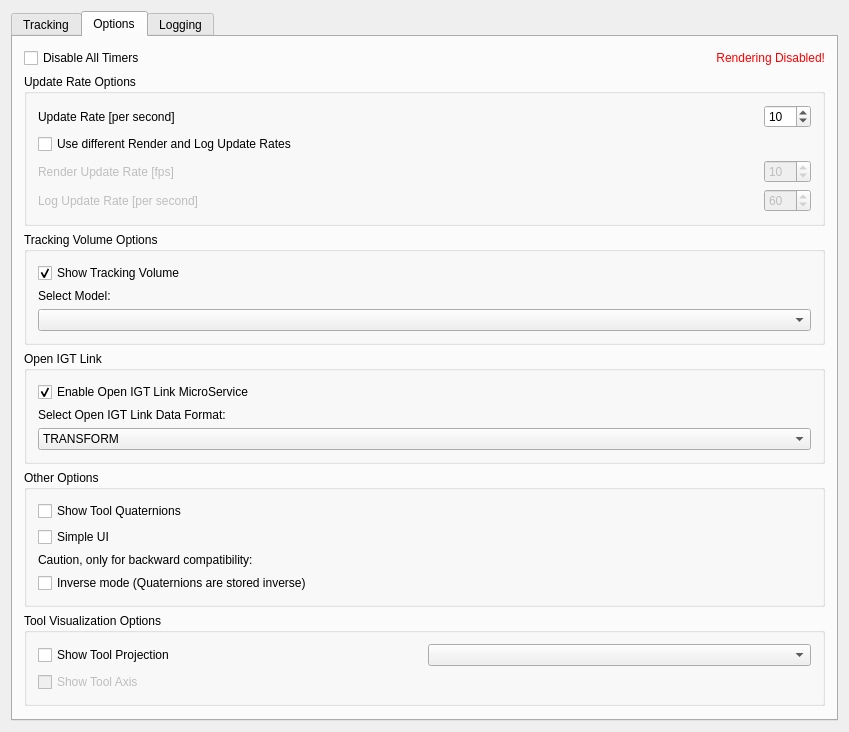
Qt form Plugins/org.mitk.gui.qt.igttracking/src/internal/QmitkMITKIGTTrackingToolboxViewControls.ui (MITK/MITK) before a commit.
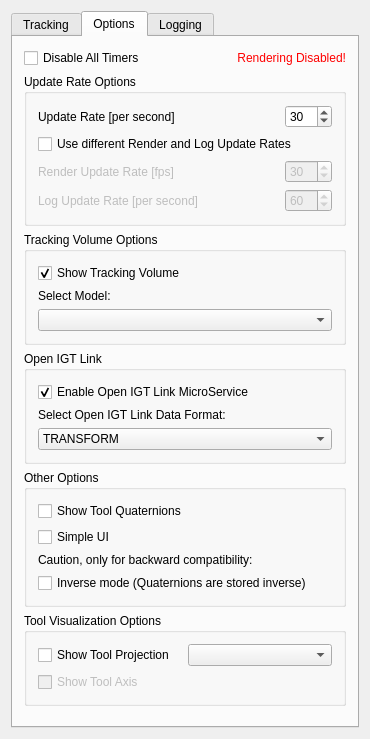
The same form after that commit. The open tabs and pages were chosen to show the change. Custom widgets are drawn as their Qt base class.

Commit message: Changed default update rate to 30 Hz

Diff of the .ui file:
```diff
--- a/Plugins/org.mitk.gui.qt.igttracking/src/internal/QmitkMITKIGTTrackingToolboxViewControls.ui
+++ b/Plugins/org.mitk.gui.qt.igttracking/src/internal/QmitkMITKIGTTrackingToolboxViewControls.ui
@@ -6,8 +6,8 @@
    <rect>
     <x>0</x>
     <y>0</y>
-    <width>849</width>
-    <height>701</height>
+    <width>370</width>
+    <height>739</height>
    </rect>
   </property>
   <property name="minimumSize">
@@ -407,7 +407,7 @@
                <number>100</number>
               </property>
               <property name="value">
-               <number>10</number>
+               <number>30</number>
               </property>
              </widget>
             </item>
@@ -457,7 +457,7 @@
                <number>100</number>
               </property>
               <property name="value">
-               <number>10</number>
+               <number>30</number>
               </property>
              </widget>
             </item>
```
